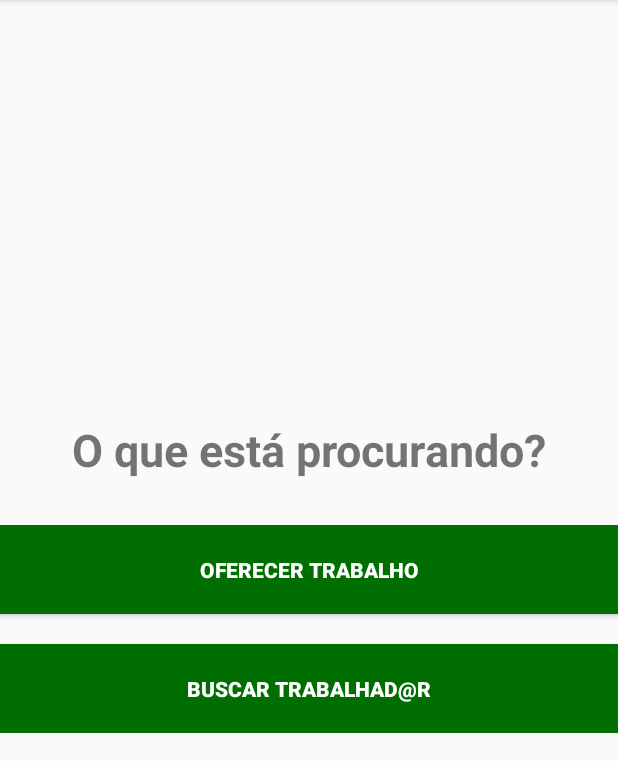
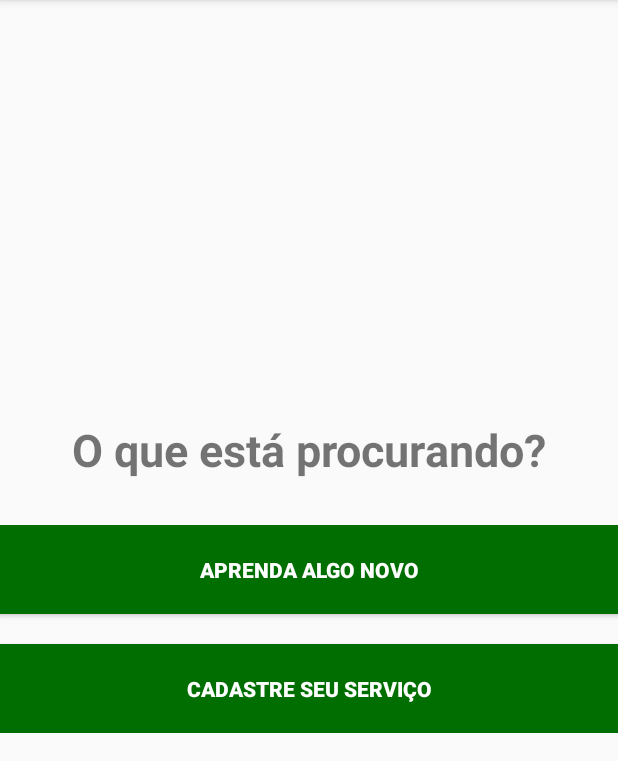
Before and after one commit to Laura-Oliveira/Empodera_old, an Android app: the screen it shows after launch (MainActivity before the commit, ServiceOrStudyActivity after it), on a phone screen of 412 x 824 dp, the part 84-845 px from its top. Run offline under Robolectric (Android 15) with nearby library versions, the phone set to English and light mode, and no system bars.

Commit message:
Tela para escolher entre estudar algo novo ou cadastrar serviço

```diff
--- a/app/src/main/AndroidManifest.xml
+++ b/app/src/main/AndroidManifest.xml
@@ -9,13 +9,16 @@
         android:roundIcon="@mipmap/ic_launcher_round"
         android:supportsRtl="true"
         android:theme="@style/AppTheme">
-        <activity android:name=".MainActivity">
+        <activity android:name=".ServiceOrStudyActivity">
             <intent-filter>
                 <action android:name="android.intent.action.MAIN" />
 
                 <category android:name="android.intent.category.LAUNCHER" />
             </intent-filter>
         </activity>
+        <activity android:name=".MainActivity">
+
+        </activity>
     </application>
 
 </manifest>
--- /dev/null
+++ b/app/src/main/java/com/empodera/ServiceOrStudyActivity.java
@@ -0,0 +1,13 @@
+package com.empodera;
+
+import android.support.v7.app.AppCompatActivity;
+import android.os.Bundle;
+
+public class ServiceOrStudyActivity extends AppCompatActivity {
+
+    @Override
+    protected void onCreate(Bundle savedInstanceState) {
+        super.onCreate(savedInstanceState);
+        setContentView(R.layout.activity_service_or_study);
+    }
+}
--- /dev/null
+++ b/app/src/main/res/layout/activity_service_or_study.xml
@@ -0,0 +1,59 @@
+<?xml version="1.0" encoding="utf-8"?>
+<LinearLayout xmlns:app="http://schemas.android.com/apk/res-auto"
+    xmlns:tools="http://schemas.android.com/tools"
+    xmlns:android="http://schemas.android.com/apk/res/android"
+    android:layout_width="match_parent"
+    android:layout_height="match_parent"
+    android:orientation="vertical"
+    android:gravity="center_vertical"
+    tools:context=".ServiceOrStudyActivity">
+
+    <TextView
+        android:id="@+id/txt_question_looking_for_second_screen"
+        android:layout_width="wrap_content"
+        android:layout_height="wrap_content"
+        android:text="@string/what_search"
+        android:layout_gravity="center_horizontal"
+        android:textStyle="bold"
+        android:textSize="30sp"
+        android:layout_marginBottom="30sp"
+        />
+
+    <LinearLayout
+
+        android:layout_width="match_parent"
+        android:layout_height="wrap_content"
+        android:orientation="vertical"
+        android:layout_alignBottom="@+id/txt_question_looking_for"
+        >
+
+        <Button
+            android:id="@+id/btn_learn"
+            android:layout_width="match_parent"
+            android:layout_height="wrap_content"
+            android:text="@string/btn_learn"
+            android:layout_centerHorizontal="true"
+            android:background="@color/btn_color"
+            android:textColor="@color/white"
+            android:layout_marginBottom="20sp"
+            android:padding="20sp"
+            android:textStyle="bold"
+            android:textSize="14sp"
+            />
+
+        <Button
+            android:id="@+id/btn_search_worker"
+            android:layout_width="match_parent"
+            android:layout_height="wrap_content"
+            android:text="@string/btn_offer_service"
+            android:width="180sp"
+            android:layout_centerHorizontal="true"
+            android:background="@color/btn_color"
+            android:textColor="@color/white"
+            android:padding="20sp"
+            android:textStyle="bold"
+            android:textSize="14sp"
+            />
+    </LinearLayout>
+
+</LinearLayout>
--- a/app/src/main/res/values/strings.xml
+++ b/app/src/main/res/values/strings.xml
@@ -3,4 +3,6 @@
     <string name="what_search">O que está procurando?</string>
     <string name="btn_offer_job">Oferecer trabalho</string>
     <string name="btn_search_person">Buscar trabalhad@r</string>
+    <string name="btn_learn">Aprenda algo novo</string>
+    <string name="btn_offer_service">Cadastre seu serviço</string>
 </resources>
```
